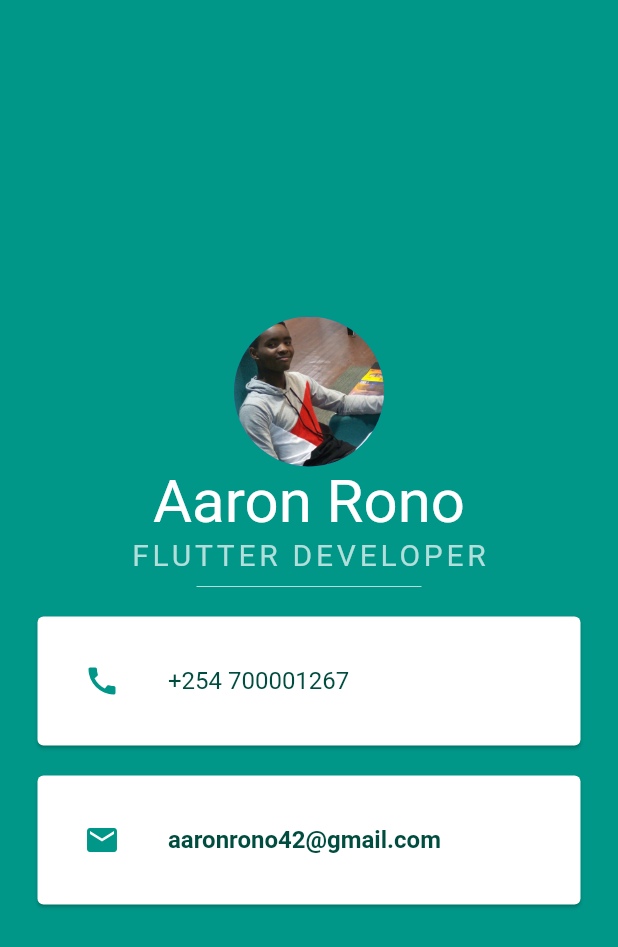
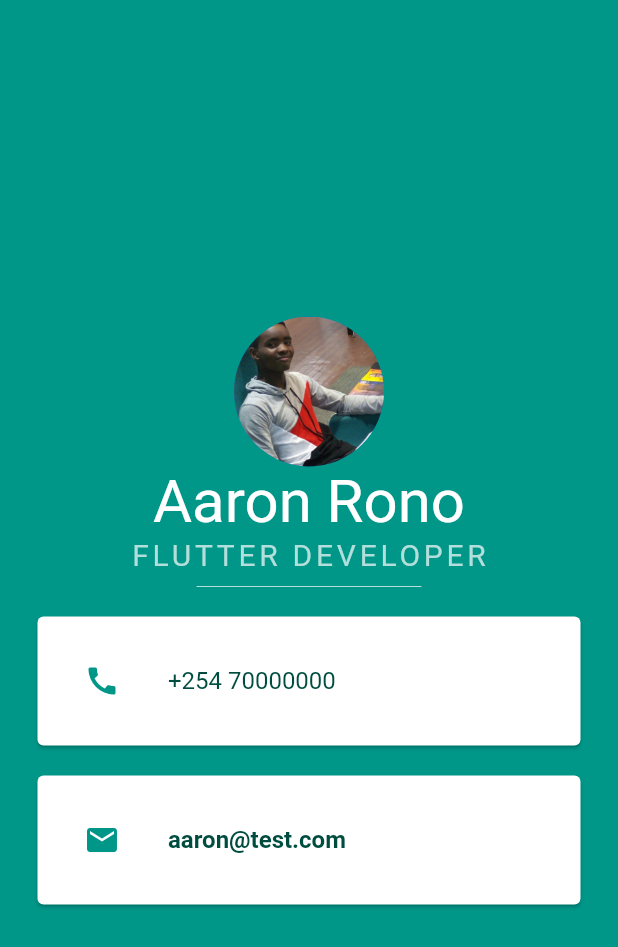
Before and after one commit to aaronkip/Flutter-FolioCard, a Flutter app: the screen it shows after launch, on a phone screen of 412 x 824 dp. Shown: the top 947 px of the screen. Run offline on Flutter 3.47's test engine with Material 2 defaults, Android fonts, the phone set to English and light mode, and no system bars.

Commit message:
Removed sensitive info

```diff
--- a/lib/main.dart
+++ b/lib/main.dart
@@ -48,7 +48,7 @@ class MyApp extends StatelessWidget {
                       color: Colors.teal,
                     ),
                     title: Text(
-                      '+254 700001267',
+                      '+254 70000000',
                       style: TextStyle(
                         color: Colors.teal[900],
                       ),
@@ -66,7 +66,7 @@ class MyApp extends StatelessWidget {
                       color: Colors.teal,
                     ),
                     title: Text(
-                      'aaronrono42@gmail.com',
+                      'aaron@test.com',
                       style: TextStyle(
                         color: Colors.teal[900],
                         fontWeight: FontWeight.bold,
```
